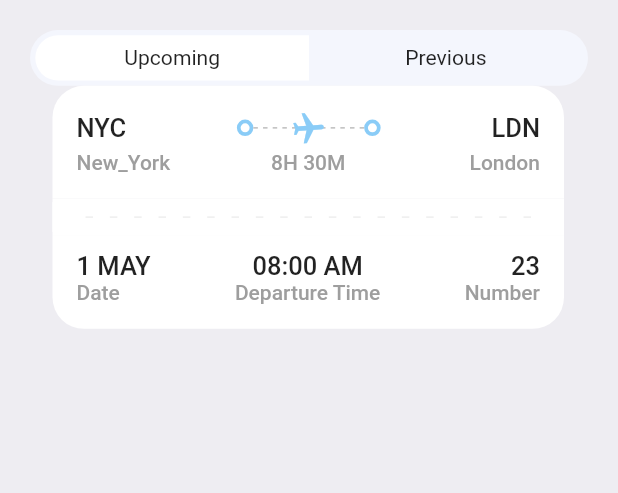
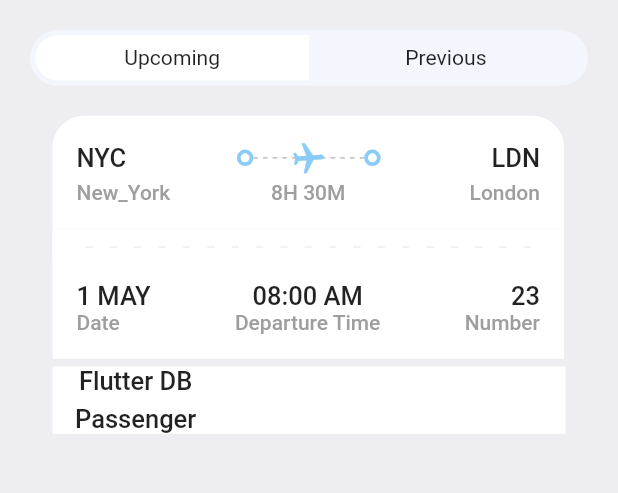
Before and after one commit to hetpatel4381/flight_ticket_booking_app, a Flutter app: the TicketScreen screen opened directly, on a phone screen of 412 x 824 dp, the part 135-628 px from its top. Run offline on Flutter 3.47's test engine with Material 2 defaults, Android fonts, the phone set to English and light mode, and no system bars; our stand-ins replace fluentui_icons, gap, get; missing offline and left inert: dart:ffi.

Commit message:
upadting 3rd page

```diff
--- a/lib/screens/ticket_screen.dart
+++ b/lib/screens/ticket_screen.dart
@@ -23,9 +23,30 @@ class TicketScreen extends StatelessWidget {
               Text("Tickets", style: Styles.headLineStyle1,),
               Gap(AppLayout.getHeight(20)),
               const TicketsTabs(firstTab: "Upcoming", secondTab: "Previous"),
+              Gap(AppLayout.getHeight(20)),
               Container(
                 padding: EdgeInsets.only(left: AppLayout.getHeight(15)),
                 child: TicketView(ticket: ticketList[0], isColor: true,),
+              ),
+              Container(
+                color: Colors.white,
+                padding: const EdgeInsets.symmetric(horizontal: 15),
+                margin: const EdgeInsets.symmetric(horizontal: 15),
+                child: Column(
+                  children: [
+                    Row(
+                      children: [
+                        Column(
+                          children: [
+                            Text("Flutter DB", style: Styles.headLineStyle3,),
+                            Gap(AppLayout.getHeight(5)),
+                            Text("Passenger", style: Styles.headLineStyle3,),
+                          ],
+                        ),
+                      ],
+                    ),
+                  ],
+                ),
               ),
             ],
           ),
--- a/lib/screens/ticket_view.dart
+++ b/lib/screens/ticket_view.dart
@@ -1,6 +1,7 @@
 import 'package:book_tickets/utils/app_layout.dart';
 import 'package:flutter/material.dart';
 import 'package:gap/gap.dart';
+import 'package:get/get.dart';
 
 import '../utils/app_styles.dart';
 import '../widgets/thick_container.dart';
@@ -17,7 +18,7 @@ class TicketView extends StatelessWidget {
     final size = AppLayout.getSize(context);
     return SizedBox(
       width: size.width * 0.85,
-      height: AppLayout.getHeight(200),
+      height: AppLayout.getHeight(GetPlatform.isAndroid == true? 167: 169),
       child: Container(
         margin: EdgeInsets.only(right: AppLayout.getHeight(16)),
         child: Column(
@@ -187,8 +188,8 @@ class TicketView extends StatelessWidget {
               decoration: BoxDecoration(
                 color: isColor == null ? Styles.orangeColor : Colors.white,
                 borderRadius: BorderRadius.only(
-                    bottomLeft: Radius.circular(AppLayout.getHeight(21)),
-                    bottomRight: Radius.circular(AppLayout.getHeight(21))),
+                    bottomLeft: Radius.circular(isColor == null ? 21 : 0),
+                    bottomRight: Radius.circular(isColor == null ? 21 : 0)),
               ),
               padding: const EdgeInsets.only(
                   left: 16, right: 16, top: 10, bottom: 16),
```
